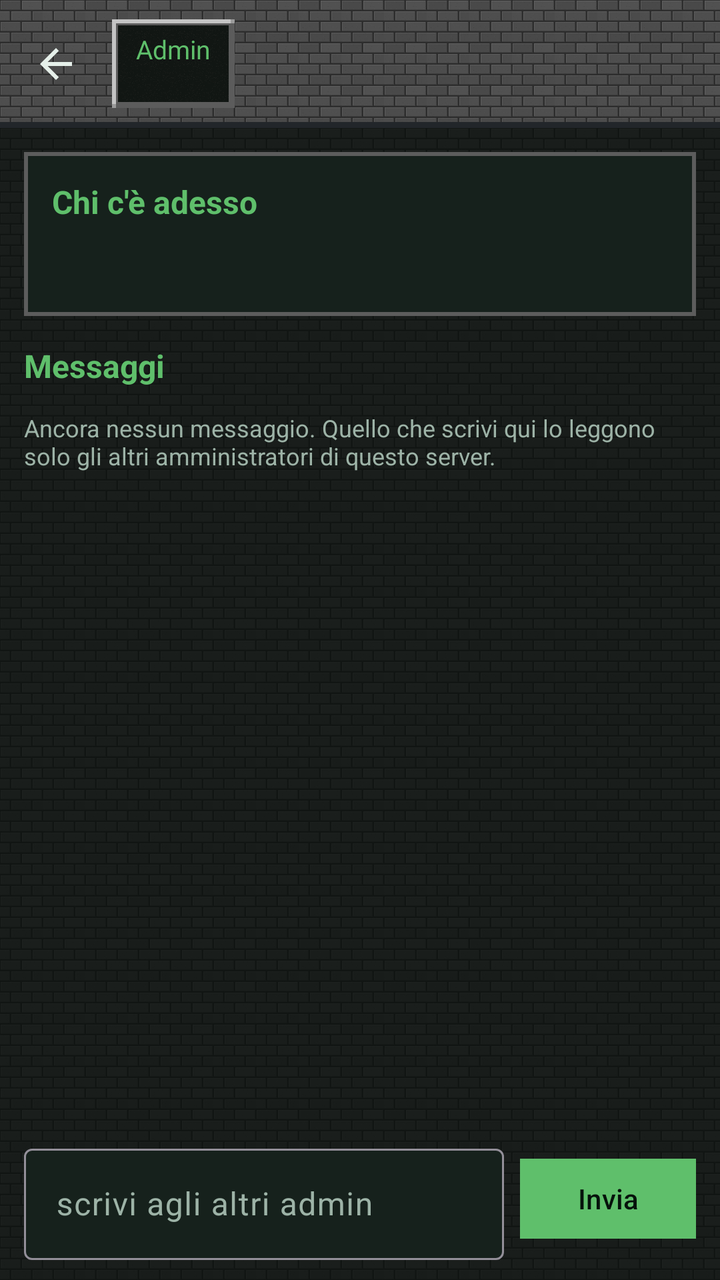
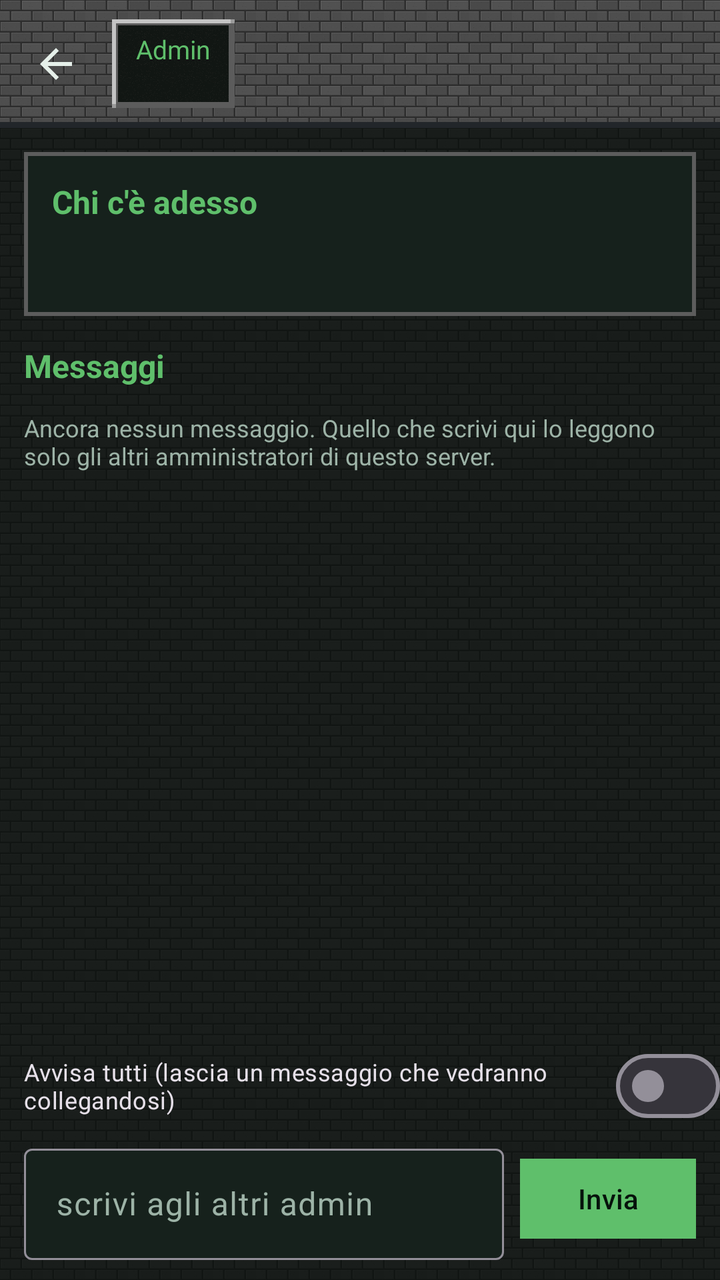

An Android layout rendered at two revisions. The XML below is the earlier revision; the diff shows what the commit changed to produce the second picture.
<!-- AndroidManifest.xml: application theme Theme.McMonitor -->
<!-- res/layout/activity_admin.xml -->
<?xml version="1.0" encoding="utf-8"?>
<LinearLayout xmlns:android="http://schemas.android.com/apk/res/android"
    xmlns:app="http://schemas.android.com/apk/res-auto"
    android:id="@+id/root"
    android:layout_width="match_parent"
    android:layout_height="match_parent"
    android:orientation="vertical">

    <com.google.android.material.appbar.AppBarLayout
        android:id="@+id/appbar"
        android:layout_width="match_parent"
        android:layout_height="wrap_content"
        android:background="@drawable/bg_appbar_stone">

        <com.google.android.material.appbar.MaterialToolbar
            android:id="@+id/toolbar"
            android:layout_width="match_parent"
            android:layout_height="?attr/actionBarSize"
            android:background="@android:color/transparent"
            app:navigationIcon="@drawable/ic_back">

            <LinearLayout
                android:layout_width="wrap_content"
                android:layout_height="wrap_content"
                android:background="@drawable/bg_panel_inset"
                android:orientation="vertical"
                android:paddingStart="12dp"
                android:paddingTop="6dp"
                android:paddingEnd="12dp"
                android:paddingBottom="6dp">

                <TextView
                    android:layout_width="wrap_content"
                    android:layout_height="wrap_content"
                    android:fontFamily="@font/press_start_2p"
                    android:text="Admin"
                    android:textColor="@color/grass"
                    android:textSize="13sp" />

                <TextView
                    android:id="@+id/sottotitolo"
                    android:layout_width="wrap_content"
                    android:layout_height="wrap_content"
                    android:textColor="@color/text_dim"
                    android:textSize="11sp" />
            </LinearLayout>
        </com.google.android.material.appbar.MaterialToolbar>
    </com.google.android.material.appbar.AppBarLayout>

    <androidx.core.widget.NestedScrollView
        android:id="@+id/scorrevole"
        android:layout_width="match_parent"
        android:layout_height="0dp"
        android:layout_weight="1"
        android:padding="12dp">

        <LinearLayout
            android:layout_width="match_parent"
            android:layout_height="wrap_content"
            android:orientation="vertical">

            <com.google.android.material.card.MaterialCardView
                style="@style/McCard"
                android:layout_width="match_parent"
                android:layout_height="wrap_content">

                <LinearLayout
                    android:layout_width="match_parent"
                    android:layout_height="wrap_content"
                    android:orientation="vertical"
                    android:padding="14dp">

                    <TextView
                        style="@style/CardTitle"
                        android:layout_width="wrap_content"
                        android:layout_height="wrap_content"
                        android:text="Chi c'è adesso" />

                    <TextView
                        android:id="@+id/statoPresenza"
                        android:layout_width="match_parent"
                        android:layout_height="wrap_content"
                        android:layout_marginTop="2dp"
                        android:textColor="@color/text_dim"
                        android:textSize="12sp" />

                    <LinearLayout
                        android:id="@+id/elencoAdmin"
                        android:layout_width="match_parent"
                        android:layout_height="wrap_content"
                        android:layout_marginTop="6dp"
                        android:orientation="vertical" />
                </LinearLayout>
            </com.google.android.material.card.MaterialCardView>

            <TextView
                style="@style/CardTitle"
                android:layout_width="wrap_content"
                android:layout_height="wrap_content"
                android:layout_marginTop="14dp"
                android:text="Messaggi" />

            <TextView
                android:id="@+id/nessunMessaggio"
                android:layout_width="match_parent"
                android:layout_height="wrap_content"
                android:layout_marginTop="4dp"
                android:text="Ancora nessun messaggio. Quello che scrivi qui lo leggono solo gli altri amministratori di questo server."
                android:textColor="@color/text_dim"
                android:textSize="12sp" />

            <LinearLayout
                android:id="@+id/elencoMessaggi"
                android:layout_width="match_parent"
                android:layout_height="wrap_content"
                android:layout_marginTop="4dp"
                android:orientation="vertical" />
        </LinearLayout>
    </androidx.core.widget.NestedScrollView>

    <LinearLayout
        android:layout_width="match_parent"
        android:layout_height="wrap_content"
        android:gravity="center_vertical"
        android:orientation="horizontal"
        android:paddingStart="12dp"
        android:paddingTop="2dp"
        android:paddingEnd="12dp"
        android:paddingBottom="10dp">

        <com.google.android.material.textfield.TextInputLayout
            android:layout_width="0dp"
            android:layout_height="wrap_content"
            android:layout_weight="1"
            android:hint="scrivi agli altri admin"
            app:boxBackgroundColor="@color/surface">

            <com.google.android.material.textfield.TextInputEditText
                android:id="@+id/messaggio"
                android:layout_width="match_parent"
                android:layout_height="wrap_content"
                android:imeOptions="actionSend"
                android:inputType="textCapSentences"
                android:maxLength="500"
                android:maxLines="1" />
        </com.google.android.material.textfield.TextInputLayout>

        <com.google.android.material.button.MaterialButton
            android:id="@+id/btnInvia"
            style="@style/McButton.Primary"
            android:layout_width="wrap_content"
            android:layout_height="wrap_content"
            android:layout_marginStart="8dp"
            android:text="Invia" />
    </LinearLayout>
</LinearLayout>
<!-- resources referenced by this layout -->
<resources>
  <color name="grass">#5FBF6B</color>
  <color name="surface">#16211C</color>
  <color name="text_dim">#9DB3A7</color>
  <!-- drawable bg_appbar_stone (drawable) -->
  <?xml version="1.0" encoding="utf-8"?>
  <layer-list xmlns:android="http://schemas.android.com/apk/res/android">
  
      <item>
          <bitmap
              android:src="@drawable/tile_stone"
              android:tileModeX="repeat"
              android:tileModeY="repeat" />
      </item>
  
      <item>
          <color android:color="#66000000" />
      </item>
  
      <item android:gravity="bottom">
          <shape android:shape="rectangle">
              <size android:height="3dp" />
              <solid android:color="#22262A" />
          </shape>
      </item>
  </layer-list>
  <!-- drawable ic_back (drawable) -->
  <vector xmlns:android="http://schemas.android.com/apk/res/android"
      android:width="24dp"
      android:height="24dp"
      android:viewportWidth="24"
      android:viewportHeight="24"
      android:tint="#E6F0EA">
      <path
          android:fillColor="#FFFFFF"
          android:pathData="M20,11H7.83l5.59,-5.59L12,4l-8,8 8,8 1.41,-1.41L7.83,13H20v-2z" />
  </vector>
  <style name="CardTitle">
          <item name="android:textSize">16sp</item>
          <item name="android:textStyle">bold</item>
          <item name="android:textColor">@color/grass</item>
          <item name="android:layout_marginBottom">8dp</item>
      </style>
  <style name="McButton.Primary">
          <item name="backgroundTint">@color/grass</item>
          <item name="android:textColor">#06120B</item>
      </style>
  <style name="McCard" parent="Widget.Material3.CardView.Filled">
          <item name="cardCornerRadius">0dp</item>
          <item name="cardBackgroundColor">@color/surface</item>
          <item name="strokeColor">@color/stone_edge</item>
          <item name="strokeWidth">2dp</item>
          <item name="cardElevation">0dp</item>
      </style>
  <color name="stone_edge">#5C5C5C</color>
  <color name="grass_dark">#2E7D32</color>
  <color name="text">#E6F0EA</color>
  <color name="dirt">#8D6E63</color>
  <color name="danger">#EF5350</color>
  <color name="bg">#0E1512</color>
  <color name="surface_high">#1D2C25</color>
  <!-- drawable bg_window_stone (drawable) -->
  <?xml version="1.0" encoding="utf-8"?>
  <layer-list xmlns:android="http://schemas.android.com/apk/res/android">
      <item>
          <bitmap
              android:src="@drawable/tile_stone"
              android:tileModeX="repeat"
              android:tileModeY="repeat" />
      </item>
      <item>
          <color android:color="#D9080C0A" />
      </item>
  </layer-list>
  <style name="McButton" parent="Widget.Material3.Button">
          <item name="cornerRadius">0dp</item>
          <item name="backgroundTint">@color/stone</item>
          <item name="android:textColor">@color/stone_text</item>
          <item name="android:textAllCaps">false</item>
          <item name="rippleColor">#33FFFFFF</item>
      </style>
  <style name="McButton.Outlined" parent="Widget.Material3.Button.OutlinedButton">
          <item name="cornerRadius">0dp</item>
          <item name="strokeColor">@color/stone_edge</item>
          <item name="strokeWidth">2dp</item>
          <item name="android:textColor">@color/grass</item>
          <item name="android:textAllCaps">false</item>
      </style>
  <style name="McShape" parent="ShapeAppearance.Material3.SmallComponent">
          <item name="cornerFamily">rounded</item>
          <item name="cornerSize">0dp</item>
      </style>
  <color name="stone">#8A8A8A</color>
  <color name="stone_text">#12160F</color>
  <!-- unchanged entries left out for length: 4 -->
</resources>

<!-- the commit's change to res/layout/activity_admin.xml (unified diff, before → after) -->
@@ -118,6 +118,15 @@
         </LinearLayout>
     </androidx.core.widget.NestedScrollView>
 
+    
+    <com.google.android.material.materialswitch.MaterialSwitch
+        android:id="@+id/aTutti"
+        android:layout_width="wrap_content"
+        android:layout_height="wrap_content"
+        android:layout_marginStart="12dp"
+        android:text="Avvisa tutti (lascia un messaggio che vedranno collegandosi)"
+        android:textSize="12sp" />
+
     <LinearLayout
         android:layout_width="match_parent"
         android:layout_height="wrap_content"
